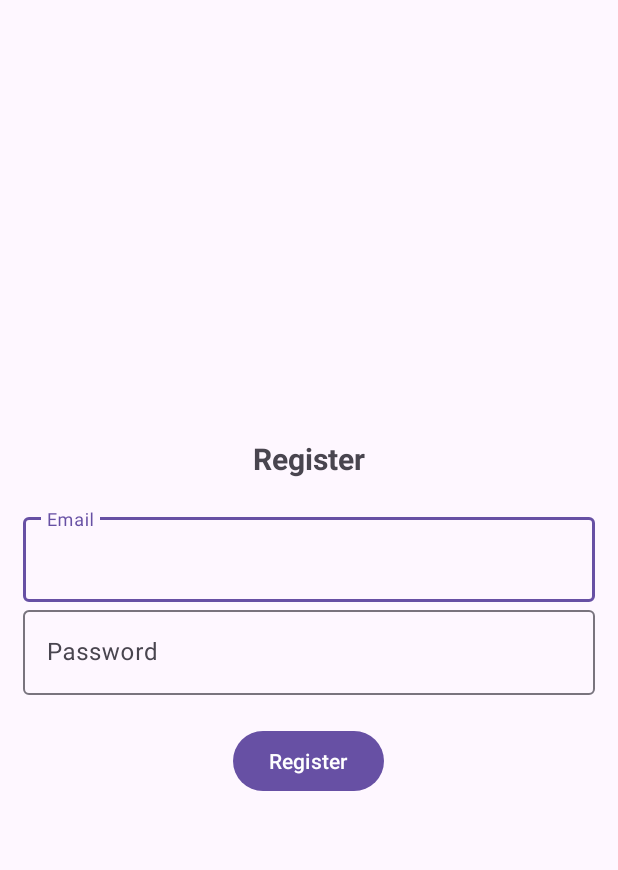
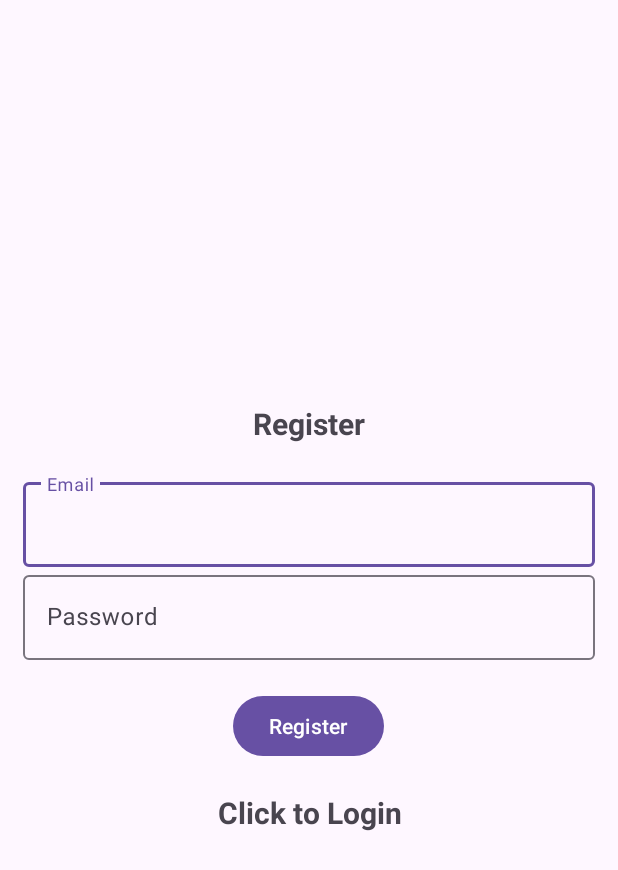
Before and after one commit to xuanhieu2611/langarahack, an Android app: the Registration screen opened directly, with no data from a screen before it, on a phone screen of 412 x 824 dp. Shown: the top 870 px of the screen. Run offline under Robolectric (Android 15) with nearby library versions, the phone set to English and light mode, and no system bars; our stand-ins replace Firebase (no records; nobody signed in at launch, a user with empty details on screens opened directly); 6 statements that could not run were skipped.

Commit message:
register and login complete backend

```diff
--- a/app/src/main/java/com/example/hackathon/MainActivity.java
+++ b/app/src/main/java/com/example/hackathon/MainActivity.java
@@ -4,7 +4,12 @@ import androidx.appcompat.app.AppCompatActivity;
 
 import android.os.Bundle;
 
+import com.google.firebase.auth.FirebaseAuth;
+
 public class MainActivity extends AppCompatActivity {
+
+    FirebaseAuth auth;
+
 
     @Override
     protected void onCreate(Bundle savedInstanceState) {
--- a/app/src/main/res/layout/activity_registration.xml
+++ b/app/src/main/res/layout/activity_registration.xml
@@ -51,4 +51,14 @@
         android:layout_width="wrap_content"
         android:layout_height="wrap_content" />
 
+    <TextView
+        android:textStyle="bold"
+        android:textSize="20sp"
+        android:gravity="center"
+        android:layout_marginTop="20dp"
+        android:id="@+id/loginNow"
+        android:text="@string/click_to_login"
+        android:layout_width="match_parent"
+        android:layout_height="wrap_content"/>
+
 </LinearLayout>
--- a/app/src/main/res/values/strings.xml
+++ b/app/src/main/res/values/strings.xml
@@ -4,4 +4,6 @@
     <string name="email">Email</string>
     <string name="password">Password</string>
     <string name="register">Register</string>
+    <string name="click_to_login">Click to Login</string>
+    <string name="click_to_register">Click to Register</string>
 </resources>
```
Also changed, not shown: app/src/main/java/com/example/hackathon/Login.java (+83 -0 lines), app/src/main/java/com/example/hackathon/Registration.java (+14 -0 lines), app/src/main/res/layout/activity_login.xml (+10 -0 lines).
